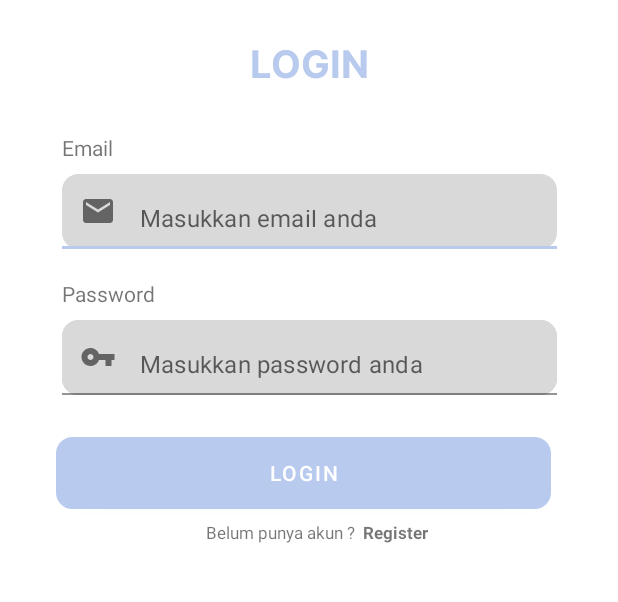
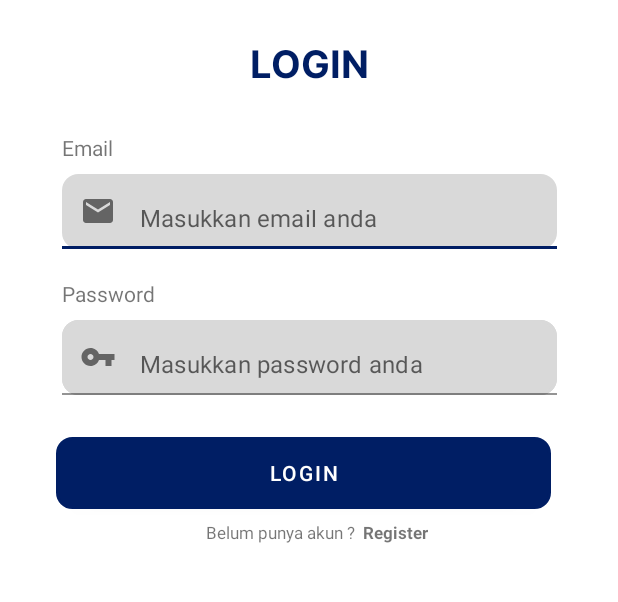
Before and after one commit to Dwiki-stw/Helpets, an Android app: the screen it shows after launch (LoginActivity), on a phone screen of 412 x 824 dp, the part 308-910 px from its top. Run offline under Robolectric (Android 15) with nearby library versions, the phone set to English and light mode, and no system bars.

Commit message:
edit colors

```diff
--- a/app/src/main/AndroidManifest.xml
+++ b/app/src/main/AndroidManifest.xml
@@ -61,7 +61,7 @@
             android:value="AIzaSyCTmeWmx_v0-8iS9uEqUNdLpMybksx9Uuo" />
 
         <activity
-            android:name=".MainActivity"
+            android:name=".ui.main.MainActivity"
             android:exported="false"
             android:label="@string/app_name">
             <meta-data
--- a/app/src/main/res/values/colors.xml
+++ b/app/src/main/res/values/colors.xml
@@ -9,10 +9,13 @@
     <color name="white">#FFFFFFFF</color>
     <color name="birumuda">#B8CAED</color>
     <color name="vanila">#F0EADA</color>
-    <color name="birutua">#001E64</color>
+    <color name="blue">#001E64</color>
+    <color name="blue_dark">#00174c</color>
+    <color name="abu">#F5F5F5</color>
     <color name="abuabu">#D9D9D9</color>
     <color name="merah">#FE7B78</color>
     <color name="grey">#CECECE</color>
-    <color name="blue">#B8CAED</color>
-    <color name="blue_dark">#001E64</color>
+
+
+
 </resources>
```
